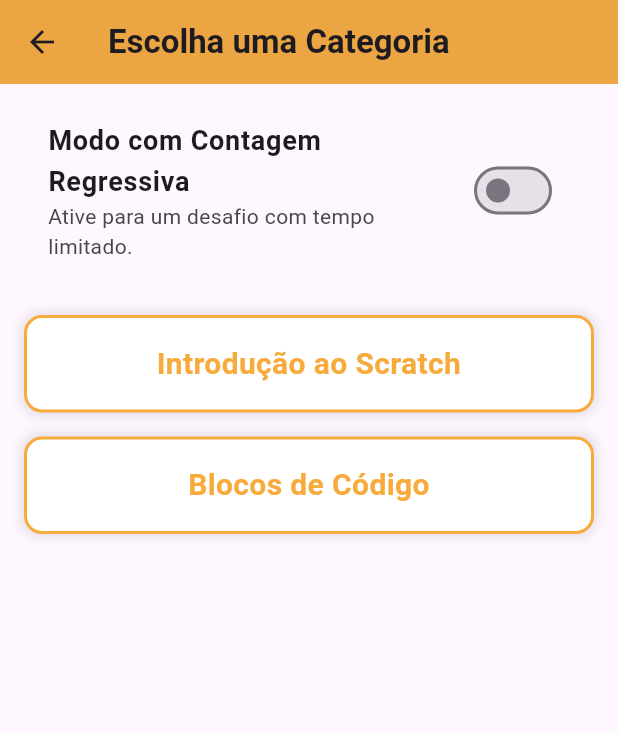
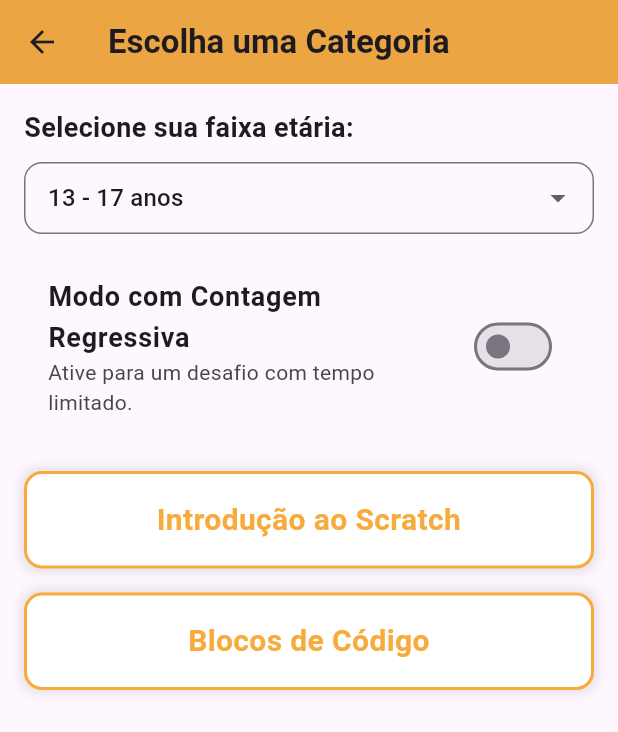
Before and after one commit to crysysrael/quizz_app, a Flutter app: the CategorySelectionScreen screen opened directly, on a phone screen of 412 x 824 dp. Shown: the top 732 px of the screen. Run offline on Flutter 3.47's test engine with Material 3 defaults, Android fonts, the phone set to English and light mode, and no system bars; our stand-ins replace audioplayers, share_plus, syncfusion_flutter_charts.

Commit message:
adicionado seleção de faixa etária antes de iniciar quiz

```diff
--- a/lib/controllers/quiz_controller.dart
+++ b/lib/controllers/quiz_controller.dart
@@ -9,6 +9,7 @@
   int _currentQuestionIndex = 0;
   int correctAnswers = 0;
   int wrongAnswers = 0;
+  String selectedAgeGroup = ""; // 🔥 Adiciona faixa etária do usuário
   final Stopwatch _stopwatch = Stopwatch();
   Timer? _countdownTimer;
   int _remainingTime = 10;
@@ -69,16 +70,20 @@
   int get currentQuestionIndex => _currentQuestionIndex;
   int get remainingTime => _remainingTime;
   bool get isCountdownEnabled => _countdownEnabled;
+  String get ageGroup => selectedAgeGroup;
+
   Question get currentQuestion => _questions.isNotEmpty
       ? _questions[_currentQuestionIndex]
       : Question(questionText: "", options: [], correctIndex: 0, category: "");
 
-  void startQuiz(String category, bool enableCountdown) {
+  // 🔥 Atualizado para aceitar a faixa etária
+  void startQuiz(String category, bool enableCountdown, String ageGroup) {
     _countdownEnabled = enableCountdown;
     _questions = _questionsByCategory[category] ?? [];
     _currentQuestionIndex = 0;
     correctAnswers = 0;
     wrongAnswers = 0;
+    selectedAgeGroup = ageGroup; // 🔥 Armazena a faixa etária do usuário
     _stopwatch.reset();
     _stopwatch.start();
 
--- a/lib/screens/category_selection_screen.dart
+++ b/lib/screens/category_selection_screen.dart
@@ -14,8 +14,17 @@
 class _CategorySelectionScreenState extends State<CategorySelectionScreen>
     with SingleTickerProviderStateMixin {
   bool isCountdownEnabled = false;
+  String selectedAgeGroup = "13 - 17 anos"; // 🔥 Definição padrão
+
   late AnimationController _animationController;
   late Animation<double> _fadeAnimation;
+
+  final List<String> ageGroups = [
+    "Menos de 12 anos",
+    "13 - 17 anos",
+    "18 - 29 anos",
+    "Mais de 30 anos"
+  ];
 
   @override
   void initState() {
@@ -56,6 +65,36 @@
           child: Column(
             crossAxisAlignment: CrossAxisAlignment.stretch,
             children: [
+              // 🔥 Seletor de faixa etária
+              const Text(
+                "Selecione sua faixa etária:",
+                style: TextStyle(fontSize: 18, fontWeight: FontWeight.bold),
+              ),
+              const SizedBox(height: 10),
+              DropdownButtonFormField<String>(
+                value: selectedAgeGroup,
+                items: ageGroups.map((String group) {
+                  return DropdownMenuItem<String>(
+                    value: group,
+                    child: Text(group),
+                  );
+                }).toList(),
+                onChanged: (newValue) {
+                  setState(() {
+                    selectedAgeGroup = newValue!;
+                  });
+                },
+                decoration: InputDecoration(
+                  contentPadding:
+                      const EdgeInsets.symmetric(horizontal: 12, vertical: 8),
+                  border: OutlineInputBorder(
+                    borderRadius: BorderRadius.circular(12),
+                  ),
+                ),
+              ),
+
+              const SizedBox(height: 20),
+
               // 🔥 Alternar contagem regressiva
               SwitchListTile(
                 title: const Text(
@@ -83,7 +122,11 @@
 
                     return GestureDetector(
                       onTap: () {
-                        quizController.startQuiz(category, isCountdownEnabled);
+                        quizController.startQuiz(
+                          category,
+                          isCountdownEnabled,
+                          selectedAgeGroup, // 🔥 Passa a faixa etária correta
+                        );
                         Navigator.push(
                           context,
                           PageRouteBuilder(
```
